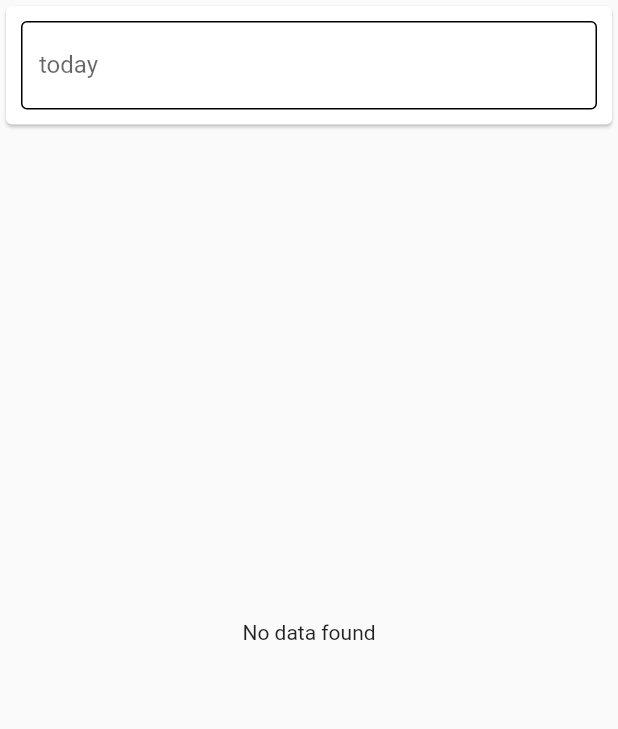
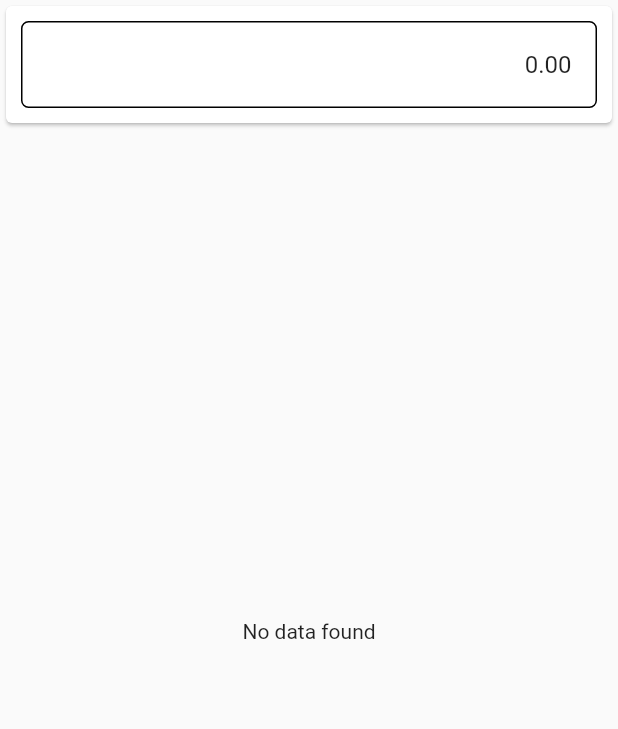
Before and after one commit to mebestaca/expense-tracker, a Flutter app: the TodayList widget shown alone on an empty page, opened directly with empty values, on a phone screen of 412 x 824 dp. Shown: the top 729 px of the screen. Run offline on Flutter 3.47's test engine with Material 2 defaults, Android fonts, the light colour scheme and no system bars; our stand-ins replace cloud_firestore, firebase_auth, firebase_core, flutter_spinkit; accounts and stored records are empty.

Commit message:
now displays the total of all items in real time

```diff
--- a/lib/pages/expenses/today_list.dart
+++ b/lib/pages/expenses/today_list.dart
@@ -1,3 +1,4 @@
+import 'package:cloud_firestore/cloud_firestore.dart';
 import 'package:expense_tracker/extensions/item_model_extension.dart';
 import 'package:expense_tracker/models/model_items.dart';
 import 'package:flutter/material.dart';
@@ -6,8 +7,6 @@ import 'package:intl/intl.dart';
 import '../../constants/paths.dart';
 import '../../constants/routes.dart';
 import '../../services/database.dart';
-import '../../shared/text_decoration.dart';
-import '../../shared/widgets/category_data_entry.dart';
 import '../../shared/widgets/generic_list_tile.dart';
 import '../../shared/widgets/loading_screen.dart';
 import '../../shared/widgets/today_data_entry.dart';
@@ -26,7 +25,6 @@ class _TodayListState extends State<TodayList> {
 
   String itemName = "";
   final globalKey = GlobalKey<FormState>();
-  final itemNameController = TextEditingController();
   late String transDate;
   late DateTime currentDate;
   final dateFormatter = DateFormat("yyyy-MM-dd");
@@ -61,24 +59,57 @@ class _TodayListState extends State<TodayList> {
             children: [
               Container(
                 color: Theme.of(context).canvasColor,
-                child: Form(
-                  key: globalKey,
-                  child: Card(
-                    child: Padding(
-                      padding: const EdgeInsets.all(10.0),
-                      child: TextFormField(
-                        readOnly: true,
-                        controller: itemNameController,
-                        decoration: fieldStyle.copyWith(
-                          hintText: "total",
-                          labelText: "today",
-                        ),
-                        onChanged: (val) {
-                          setState(() {
-                            itemName = val;
-                          });
-                        },
-                      ),
+                child: Card(
+                  child: Padding(
+                    padding: const EdgeInsets.all(10.0),
+                    child: StreamBuilder(
+                      stream: DatabaseService(path: pathItem).getItemModelReference().
+                      queryBy(ItemQueryModes.today, filter: transDate).snapshots(),
+                      builder: (context, items) {
+
+                        if (items.hasData) {
+
+                          final itemsData = items.data;
+
+                          return StreamBuilder(
+                            stream: calculateSum(itemsData),
+                            builder: (context, sum) {
+                              if (sum.hasData) {
+                                final sumData = sum.data;
+                                return ListTile(
+                                  shape: RoundedRectangleBorder(
+                                    side: const BorderSide(color: Colors.black, width: 1),
+                                    borderRadius: BorderRadius.circular(5),
+                                  ),
+                                  title: Text(sumData!,
+                                    textAlign: TextAlign.end,
+                                  ),
+                                );
+                              }
+                              else{
+                                return ListTile(
+                                  shape: RoundedRectangleBorder(
+                                    side: const BorderSide(color: Colors.black, width: 1),
+                                    borderRadius: BorderRadius.circular(5),
+                                  ),
+                                  title: const Text("0",
+                                    textAlign: TextAlign.end,
+                                  ),
+                                );
+                              }
+                            }
+                          );
+                        }
+                        else {
+                          return ListTile(
+                            shape: RoundedRectangleBorder(
+                              side: const BorderSide(color: Colors.black, width: 1),
+                              borderRadius: BorderRadius.circular(5),
+                            ),
+                            title: const Text("Loading"),
+                          );
+                        }
+                      },
                     ),
                   ),
                 ),
@@ -115,7 +146,7 @@ class _TodayListState extends State<TodayList> {
                                                 entryMode: ExpenseEntryMode.edit,
                                                 id: itemsData.docs[index].id,
                                                 model: ItemModel(
-                                                  amount: itemsData.docs[index][ItemModel.fieldAmount],
+                                                  amount: double.parse(itemsData.docs[index][ItemModel.fieldAmount]),
                                                   transDate: itemsData.docs[index][ItemModel.fieldDate],
                                                   category: itemsData.docs[index][ItemModel.fieldCategory],
                                                   name: itemsData.docs[index][ItemModel.fieldName],
@@ -132,12 +163,12 @@ class _TodayListState extends State<TodayList> {
                                     }
                                   },
                                   popUpMenuItemList: const [
-                                    PopupMenuItem<CategoryEntryMode>(
-                                        value: CategoryEntryMode.edit,
+                                    PopupMenuItem<ExpenseEntryMode>(
+                                        value: ExpenseEntryMode.edit,
                                         child: Text("Edit")
                                     ),
-                                    PopupMenuItem<CategoryEntryMode>(
-                                        value: CategoryEntryMode.delete,
+                                    PopupMenuItem<ExpenseEntryMode>(
+                                        value: ExpenseEntryMode.delete,
                                         child: Text("Delete")
                                     ),
                                   ],
@@ -195,4 +226,17 @@ class _TodayListState extends State<TodayList> {
       }
     );
   }
+
+  Stream<String> calculateSum(QuerySnapshot<ItemModel>? items) async* {
+    var formatter = NumberFormat('###,###,##0.00');
+    double sum = 0;
+    final itemsData = items?.docs.length ?? 0;
+
+    for(int i = 0; i < itemsData; i++){
+      sum = sum + double.parse(items?.docs[i][ItemModel.fieldAmount]);
+    }
+
+    yield formatter.format(sum).toString();
+  }
+
 }
```
